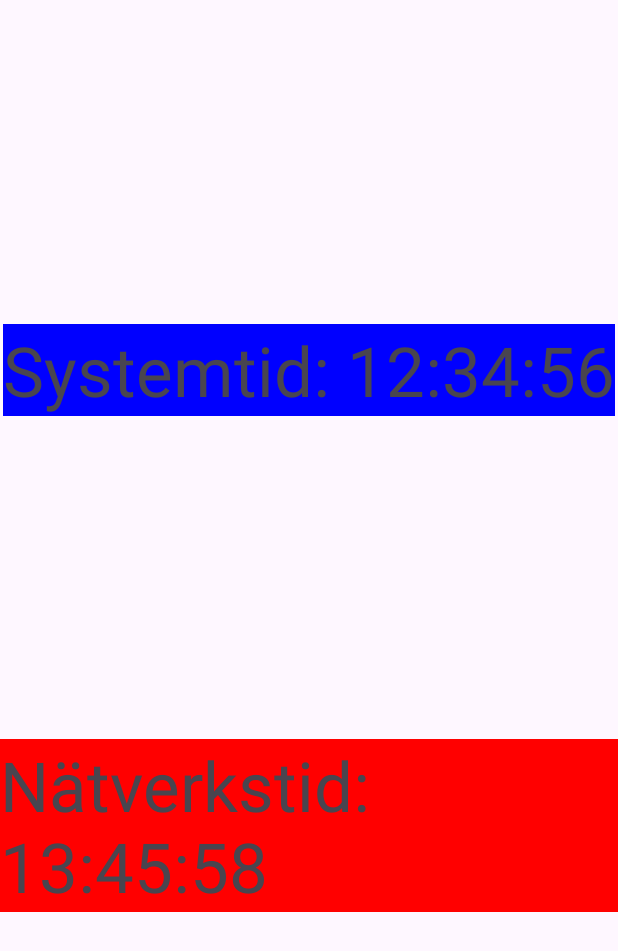
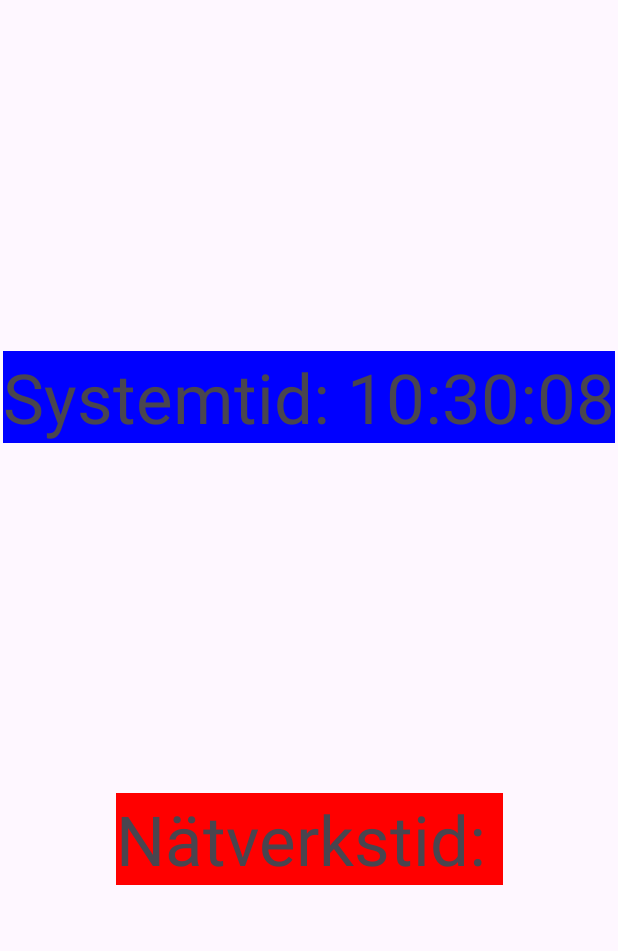
Before and after one commit to jekolsh/NTPTime, an Android app: the screen it shows after launch (MainActivity), on a phone screen of 412 x 824 dp. Shown: the top 951 px of the screen. Run offline under Robolectric (Android 15) with nearby library versions, the phone set to English and light mode, and no system bars; libraries missing offline, so code that uses them is left out: org.apache.commons; 1 statement that could not run was skipped.

Commit message:
adding NTP server and update SystemTime function

```diff
--- a/app/build.gradle.kts
+++ b/app/build.gradle.kts
@@ -33,6 +33,8 @@ dependencies {
     implementation("androidx.appcompat:appcompat:1.6.1")
     implementation("com.google.android.material:material:1.10.0")
     implementation("androidx.constraintlayout:constraintlayout:2.1.4")
+    implementation ("commons-net:commons-net:3.6")
+
     testImplementation("junit:junit:4.13.2")
     androidTestImplementation("androidx.test.ext:junit:1.1.5")
     androidTestImplementation("androidx.test.espresso:espresso-core:3.5.1")
--- a/app/src/main/AndroidManifest.xml
+++ b/app/src/main/AndroidManifest.xml
@@ -1,6 +1,11 @@
 <?xml version="1.0" encoding="utf-8"?>
 <manifest xmlns:android="http://schemas.android.com/apk/res/android"
     xmlns:tools="http://schemas.android.com/tools">
+    <uses-permission android:name="android.permission.INTERNET" />
+    <uses-permission android:name="android.permission.ACCESS_NETWORK_STATE" />
+    <uses-permission android:name="android.permission.CHANGE_NETWORK_STATE" />
+    <uses-permission android:name="android.permission.CHANGE_WIFI_STATE" />
+
 
     <application
         android:allowBackup="true"
--- a/app/src/main/java/com/example/ntptime/MainActivity.java
+++ b/app/src/main/java/com/example/ntptime/MainActivity.java
@@ -2,35 +2,79 @@ package com.example.ntptime;
 
 import androidx.appcompat.app.AppCompatActivity;
 
-import android.annotation.SuppressLint;
 import android.os.Bundle;
+import android.os.Handler;
 import android.widget.TextView;
+import org.apache.commons.net.ntp.NTPUDPClient;
+import org.apache.commons.net.ntp.TimeInfo;
+
+import java.net.InetAddress;
+import java.text.SimpleDateFormat;
+import java.util.Date;
 
 public class MainActivity extends AppCompatActivity {
     private TextView systemTimeTextView;
     private TextView networkTimeTextView;
+    private SimpleDateFormat timeFormat;
+    private Handler handler;
+
 
     @Override
     protected void onCreate(Bundle savedInstanceState) {
         super.onCreate(savedInstanceState);
         setContentView(R.layout.activity_main);
+        timeFormat = new SimpleDateFormat("HH:mm:ss");
 
         // Find the TextView elements in the layout via ID
         systemTimeTextView = findViewById(R.id.systemTimeTextView);
         networkTimeTextView = findViewById(R.id.networkTimeTextView);
 
-        systemTimeTextView.setText("Systemtid: " + getSystemTime());
-        networkTimeTextView.setText("Nätverkstid: " + getNetworkTime());
+        handler = new Handler();
+
+        // Update time when starting
+        updateNetworkTime();
+
+        handler.postDelayed(new Runnable() {
+            @Override
+            public void run() {
+                systemTimeTextView.setText("Systemtid: " + getSystemTime());
+                //updateNetworkTime();
+                handler.postDelayed(this, 1000); // Update every sec
+            }
+        }, 1000);
     }
 
     // function for pick up system time
     private String getSystemTime() {
-        return "12:34:56";
+        SimpleDateFormat sdf = new SimpleDateFormat("HH:mm:ss");
+        return sdf.format(new Date());
     }
 
+
+
     // function for pick up network time
-    private String getNetworkTime() {
-        return "13:45:58";
+    private void updateNetworkTime() {
+        NTPUDPClient client = new NTPUDPClient();
+        Thread networkTimeThread = new Thread(new Runnable() {
+            @Override
+            public void run() {
+                try {
+                    InetAddress addr = InetAddress.getByName("time.google.com");
+                    client.open();
+                    TimeInfo info = client.getTime(addr);
+                    client.close();
+
+                    Date networkTime = new Date(info.getReturnTime());
+                    String time = timeFormat.format(networkTime);
+
+                    runOnUiThread(() -> {
+                        networkTimeTextView.setText("Network Time: " + time);
+                    });
+                } catch (Exception e) {
+                    e.printStackTrace();
+                }
+            }
+        });
+        networkTimeThread.start();
     }
-
 }
```
